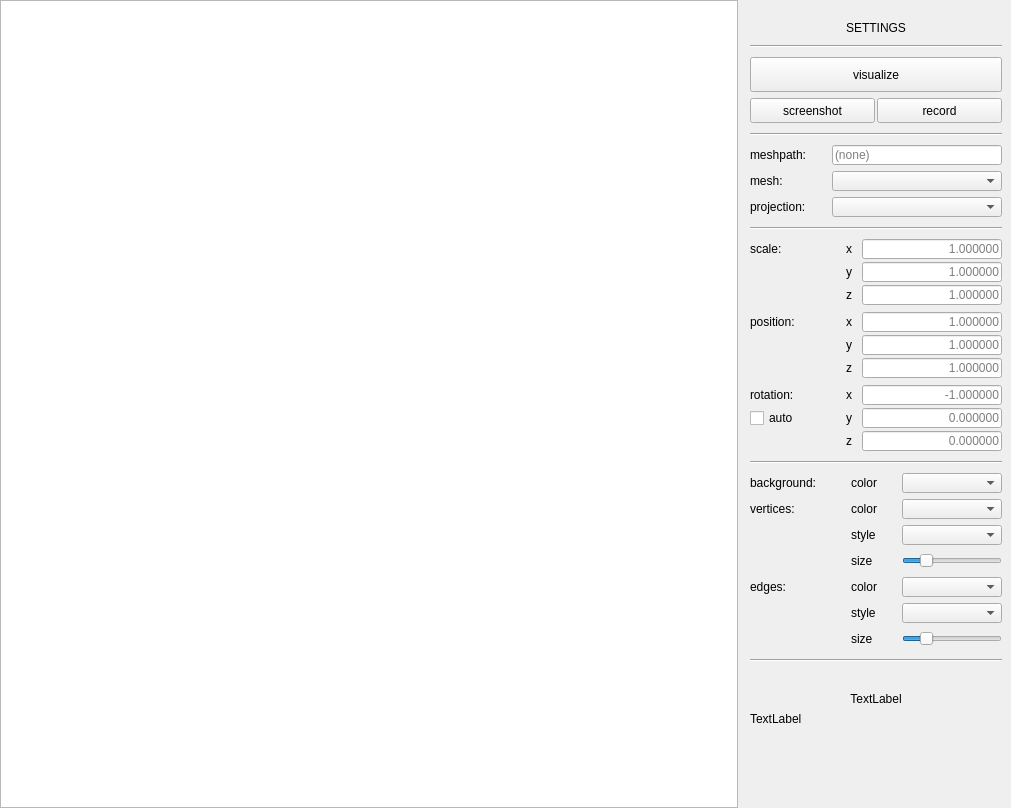
Qt form src/gui/mainwindow.ui (Dolaxom/C_3DEngine) before a commit.
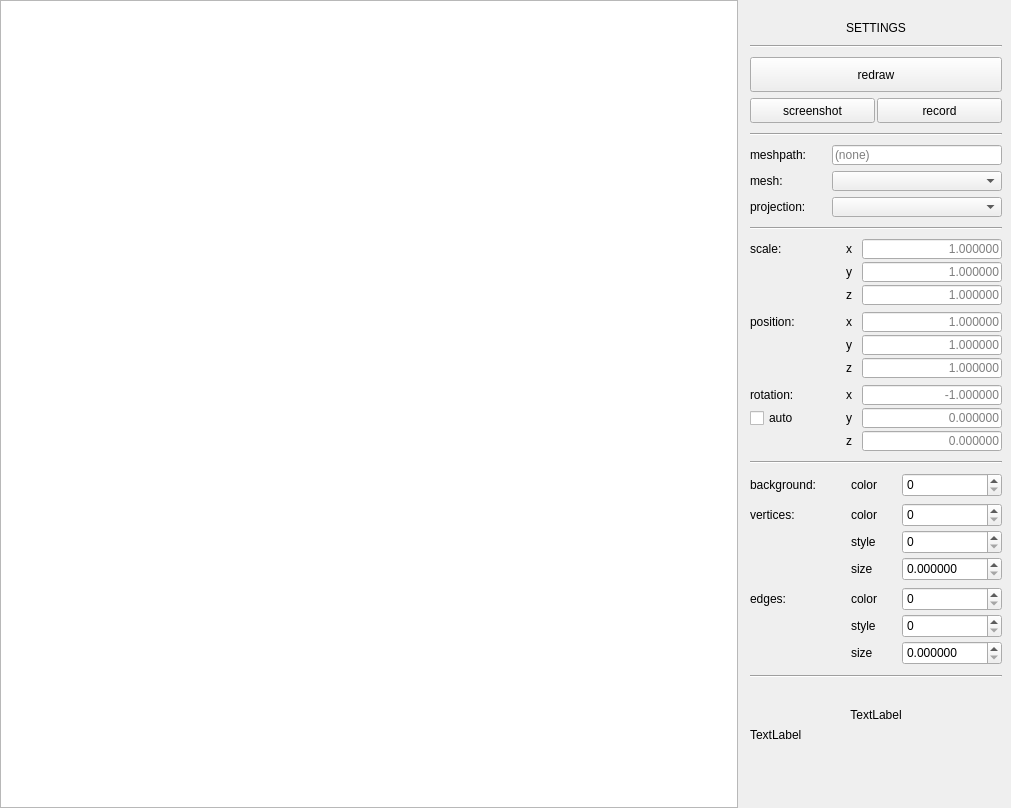
The same form after that commit.

Commit message: style and color dropdowns replaced with spinboxes

What changed in the file:
```diff
--- a/src/gui/mainwindow.ui
+++ b/src/gui/mainwindow.ui
@@ -98,7 +98,7 @@
          </size>
         </property>
         <property name="text">
-         <string>visualize</string>
+         <string>redraw</string>
         </property>
        </widget>
       </item>
@@ -864,6 +864,25 @@
         <property name="horizontalSpacing">
          <number>1</number>
         </property>
+        <item row="0" column="1">
+         <widget class="QLabel" name="bgcolorl">
+          <property name="minimumSize">
+           <size>
+            <width>50</width>
+            <height>20</height>
+           </size>
+          </property>
+          <property name="maximumSize">
+           <size>
+            <width>50</width>
+            <height>20</height>
+           </size>
+          </property>
+          <property name="text">
+           <string>color</string>
+          </property>
+         </widget>
+        </item>
         <item row="0" column="0">
          <widget class="QLabel" name="bgl">
           <property name="minimumSize">
@@ -884,40 +903,18 @@
          </widget>
         </item>
         <item row="0" column="2">
-         <widget class="QComboBox" name="bgcolord">
+         <widget class="QSpinBox" name="bgcolors">
           <property name="minimumSize">
            <size>
             <width>100</width>
-            <height>20</height>
+            <height>24</height>
            </size>
           </property>
           <property name="maximumSize">
            <size>
             <width>100</width>
-            <height>20</height>
+            <height>24</height>
            </size>
-          </property>
-          <property name="editable">
-           <bool>false</bool>
-          </property>
-         </widget>
-        </item>
-        <item row="0" column="1">
-         <widget class="QLabel" name="bgcolorl">
-          <property name="minimumSize">
-           <size>
-            <width>50</width>
-            <height>20</height>
-           </size>
-          </property>
-          <property name="maximumSize">
-           <size>
-            <width>50</width>
-            <height>20</height>
-           </size>
-          </property>
-          <property name="text">
-           <string>color</string>
           </property>
          </widget>
         </item>
@@ -928,6 +925,9 @@
         <property name="horizontalSpacing">
          <number>1</number>
         </property>
+        <property name="verticalSpacing">
+         <number>3</number>
+        </property>
         <item row="2" column="1">
          <widget class="QLabel" name="vertstylel">
           <property name="minimumSize">
@@ -947,25 +947,6 @@
           </property>
          </widget>
         </item>
-        <item row="2" column="2">
-         <widget class="QComboBox" name="vertstyled">
-          <property name="minimumSize">
-           <size>
-            <width>100</width>
-            <height>20</height>
-           </size>
-          </property>
-          <property name="maximumSize">
-           <size>
-            <width>100</width>
-            <height>20</height>
-           </size>
-          </property>
-          <property name="editable">
-           <bool>false</bool>
-          </property>
-         </widget>
-        </item>
         <item row="0" column="1">
          <widget class="QLabel" name="vertcolorl">
           <property name="minimumSize">
@@ -1004,25 +985,6 @@
           </property>
          </widget>
         </item>
-        <item row="0" column="2">
-         <widget class="QComboBox" name="vertcolord">
-          <property name="minimumSize">
-           <size>
-            <width>100</width>
-            <height>20</height>
-           </size>
-          </property>
-          <property name="maximumSize">
-           <size>
-            <width>100</width>
-            <height>20</height>
-           </size>
-          </property>
-          <property name="editable">
-           <bool>false</bool>
-          </property>
-         </widget>
-        </item>
         <item row="3" column="1">
          <widget class="QLabel" name="vertsizel">
           <property name="minimumSize">
@@ -1043,28 +1005,63 @@
          </widget>
         </item>
         <item row="3" column="2">
-         <widget class="QSlider" name="vertsizes">
+         <widget class="QDoubleSpinBox" name="vertsizes">
           <property name="minimumSize">
            <size>
             <width>100</width>
-            <height>20</height>
+            <height>24</height>
            </size>
           </property>
           <property name="maximumSize">
            <size>
             <width>100</width>
-            <height>20</height>
+            <height>24</height>
            </size>
           </property>
+          <property name="decimals">
+           <number>6</number>
+          </property>
           <property name="maximum">
-           <number>5</number>
+           <double>5.000000000000000</double>
           </property>
-          <property name="sliderPosition">
+          <property name="singleStep">
+           <double>0.500000000000000</double>
+          </property>
+         </widget>
+        </item>
+        <item row="0" column="2">
+         <widget class="QSpinBox" name="vertcolors">
+          <property name="minimumSize">
+           <size>
+            <width>100</width>
+            <height>24</height>
+           </size>
+          </property>
+          <property name="maximumSize">
+           <size>
+            <width>100</width>
+            <height>24</height>
+           </size>
+          </property>
+         </widget>
+        </item>
+        <item row="2" column="2">
+         <widget class="QSpinBox" name="vertstyles">
+          <property name="minimumSize">
+           <size>
+            <width>100</width>
+            <height>24</height>
+           </size>
+          </property>
+          <property name="maximumSize">
+           <size>
+            <width>100</width>
+            <height>24</height>
+           </size>
+          </property>
+          <property name="maximum">
            <number>1</number>
           </property>
-          <property name="orientation">
-           <enum>Qt::Horizontal</enum>
-          </property>
          </widget>
         </item>
        </layout>
@@ -1074,25 +1071,9 @@
         <property name="horizontalSpacing">
          <number>1</number>
         </property>
-        <item row="0" column="2">
-         <widget class="QComboBox" name="edgecolord">
-          <property name="minimumSize">
-           <size>
-            <width>100</width>
-            <height>20</height>
-           </size>
-          </property>
-          <property name="maximumSize">
-           <size>
-            <width>100</width>
-            <height>20</height>
-           </size>
-          </property>
-          <property name="editable">
-           <bool>false</bool>
-          </property>
-         </widget>
-        </item>
+        <property name="verticalSpacing">
+         <number>3</number>
+        </property>
         <item row="0" column="0">
          <widget class="QLabel" name="edgel">
           <property name="minimumSize">
@@ -1150,25 +1131,6 @@
           </property>
          </widget>
         </item>
-        <item row="2" column="2">
-         <widget class="QComboBox" name="edgestyled">
-          <property name="minimumSize">
-           <size>
-            <width>100</width>
-            <height>20</height>
-           </size>
-          </property>
-          <property name="maximumSize">
-           <size>
-            <width>100</width>
-            <height>20</height>
-           </size>
-          </property>
-          <property name="placeholderText">
-           <string/>
-          </property>
-         </widget>
-        </item>
         <item row="3" column="1">
          <widget class="QLabel" name="edgesizel">
           <property name="minimumSize">
@@ -1189,27 +1151,62 @@
          </widget>
         </item>
         <item row="3" column="2">
-         <widget class="QSlider" name="edgesizes">
+         <widget class="QDoubleSpinBox" name="edgesizes">
           <property name="minimumSize">
            <size>
             <width>100</width>
-            <height>20</height>
+            <height>24</height>
            </size>
           </property>
           <property name="maximumSize">
            <size>
             <width>100</width>
-            <height>20</height>
+            <height>24</height>
            </size>
           </property>
+          <property name="decimals">
+           <number>6</number>
+          </property>
           <property name="maximum">
-           <number>5</number>
+           <double>5.000000000000000</double>
           </property>
-          <property name="sliderPosition">
-           <number>1</number>
+          <property name="singleStep">
+           <double>0.500000000000000</double>
           </property>
-          <property name="orientation">
-           <enum>Qt::Horizontal</enum>
+         </widget>
+        </item>
+        <item row="0" column="2">
+         <widget class="QSpinBox" name="edgecolors">
+          <property name="minimumSize">
+           <size>
+            <width>100</width>
+            <height>24</height>
+           </size>
+          </property>
+          <property name="maximumSize">
+           <size>
+            <width>100</width>
+            <height>24</height>
+           </size>
+          </property>
+         </widget>
+        </item>
+        <item row="2" column="2">
+         <widget class="QSpinBox" name="edgestyles">
+          <property name="minimumSize">
+           <size>
+            <width>100</width>
+            <height>24</height>
+           </size>
+          </property>
+          <property name="maximumSize">
+           <size>
+            <width>100</width>
+            <height>24</height>
+           </size>
+          </property>
+          <property name="maximum">
+           <number>2</number>
           </property>
          </widget>
         </item>
```
The commit also changes 2 other files.
